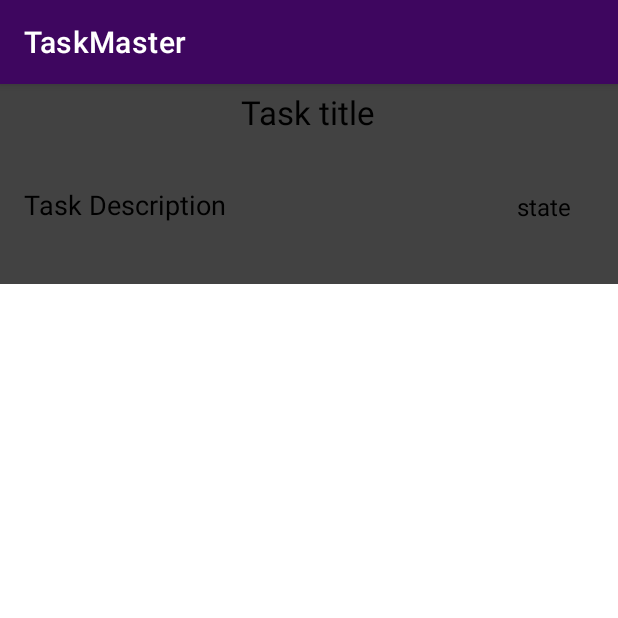
After one commit to ETS-Android2/taskmaster, an Android app: the fragment TaskFragment shown on its own in the app's theme, on a phone screen of 412 x 824 dp, the top half of it. The commit adds this screen. Run offline under Robolectric (Android 15) with nearby library versions, the phone set to English and light mode, and no system bars.

Commit message:
recycler view with some func

```diff
--- a/app/build.gradle
+++ b/app/build.gradle
@@ -28,10 +28,11 @@ android {
 }
 
 dependencies {
-
+    implementation 'com.google.code.gson:gson:2.8.8'
     implementation 'androidx.appcompat:appcompat:1.3.1'
     implementation 'com.google.android.material:material:1.4.0'
     implementation 'androidx.constraintlayout:constraintlayout:2.1.1'
+    implementation 'androidx.legacy:legacy-support-v4:1.0.0'
     testImplementation 'junit:junit:4.+'
     androidTestImplementation 'androidx.test.ext:junit:1.1.3'
     androidTestImplementation 'androidx.test.espresso:espresso-core:3.4.0'
--- a/app/src/main/java/com/example/taskmaster/TaskDetail.java
+++ b/app/src/main/java/com/example/taskmaster/TaskDetail.java
@@ -4,6 +4,7 @@ import androidx.annotation.NonNull;
 import androidx.appcompat.app.ActionBar;
 import androidx.appcompat.app.AppCompatActivity;
 
+import android.content.Context;
 import android.content.SharedPreferences;
 import android.os.Bundle;
 import android.view.MenuItem;
@@ -15,7 +16,7 @@ public class TaskDetail extends AppCompatActivity {
     protected void onCreate(Bundle savedInstanceState) {
         super.onCreate(savedInstanceState);
         setContentView(R.layout.activity_task_detail);
-        SharedPreferences sharedPreferences = getApplication().getSharedPreferences("tasks", MODE_PRIVATE);
+        SharedPreferences sharedPreferences = getApplication().getSharedPreferences("tasks", Context.MODE_PRIVATE);
         TextView textViewTitle = findViewById(R.id.titleDetail);
         TextView textViewDesc = findViewById(R.id.descDetail);
         textViewTitle.setText(sharedPreferences.getString("title", "No title"));
--- /dev/null
+++ b/app/src/main/java/com/example/taskmaster/TaskFragment.java
@@ -0,0 +1,70 @@
+package com.example.taskmaster;
+
+import android.os.Bundle;
+
+import androidx.fragment.app.Fragment;
+
+import android.view.LayoutInflater;
+import android.view.View;
+import android.view.ViewGroup;
+
+/**
+ * A simple {@link Fragment} subclass.
+ * Use the {@link TaskFragment#newInstance} factory method to
+ * create an instance of this fragment.
+ */
+public class TaskFragment extends Fragment {
+
+    // TODO: Rename parameter arguments, choose names that match
+    // the fragment initialization parameters, e.g. ARG_ITEM_NUMBER
+    private static final String ARG_PARAM1 = "title";
+    private static final String ARG_PARAM2 = "desc";
+    private static final String ARG_PARAM3 = "state";
+
+
+    // TODO: Rename and change types of parameters
+    private String mTitle;
+    private String mDesc;
+    private String mState;
+
+    public TaskFragment() {
+        // Required empty public constructor
+    }
+
+    /**
+     * Use this factory method to create a new instance of
+     * this fragment using the provided parameters.
+     *
+     * @param mTitle Parameter 1.
+     * @param mDesc  Parameter 2.
+     * @param mState Parameter 2.
+     * @return A new instance of fragment TaskFragment.
+     */
+    // TODO: Rename and change types and number of parameters
+    public static TaskFragment newInstance(String mTitle, String mDesc, String mState) {
+        TaskFragment fragment = new TaskFragment();
+        Bundle args = new Bundle();
+        args.putString(ARG_PARAM1, mTitle);
+        args.putString(ARG_PARAM2, mDesc);
+        args.putString(ARG_PARAM3, mState);
+        fragment.setArguments(args);
+        return fragment;
+    }
+
+    @Override
+    public void onCreate(Bundle savedInstanceState) {
+        super.onCreate(savedInstanceState);
+        if (getArguments() != null) {
+            mTitle = getArguments().getString(ARG_PARAM1);
+            mDesc = getArguments().getString(ARG_PARAM2);
+            mState = getArguments().getString(ARG_PARAM3);
+        }
+    }
+
+    @Override
+    public View onCreateView(LayoutInflater inflater, ViewGroup container,
+                             Bundle savedInstanceState) {
+        // Inflate the layout for this fragment
+        return inflater.inflate(R.layout.fragment_task, container, false);
+    }
+}
--- /dev/null
+++ b/app/src/main/res/layout/fragment_task.xml
@@ -0,0 +1,67 @@
+<?xml version="1.0" encoding="utf-8"?>
+<FrameLayout xmlns:android="http://schemas.android.com/apk/res/android"
+        xmlns:app="http://schemas.android.com/apk/res-auto"
+        xmlns:tools="http://schemas.android.com/tools"
+        android:layout_width="match_parent"
+        android:layout_height="wrap_content"
+        tools:context=".TaskFragment">
+
+    <androidx.constraintlayout.widget.ConstraintLayout
+            android:background="@color/cardview_dark_background"
+            android:layout_width="match_parent"
+            android:layout_height="135sp">
+
+        <TextView
+                android:id="@+id/titleFragment"
+                android:textColor="?colorOnSecondary"
+                android:gravity="center"
+                android:textSize="22sp"
+                android:text="@string/title"
+                android:layout_width="150dp"
+                android:layout_height="30dp"
+                app:layout_constraintTop_toTopOf="parent"
+                app:layout_constraintStart_toStartOf="parent"
+                app:layout_constraintEnd_toEndOf="parent"
+                android:layout_marginTop="4dp"
+                app:layout_constraintHorizontal_bias="0.498" />
+
+        <TextView
+                android:id="@+id/descFragment"
+                android:textColor="?colorOnSecondary"
+                android:gravity="center_vertical"
+                android:textSize="18sp"
+                android:text="@string/desc"
+                android:layout_width="187dp"
+                android:layout_height="54dp"
+                app:layout_constraintStart_toStartOf="parent"
+                app:layout_constraintTop_toBottomOf="@+id/titleFragment"
+                android:layout_marginStart="16dp"
+                app:layout_constraintBottom_toBottomOf="parent"
+                app:layout_constraintVertical_bias="0.411" />
+
+        <TextView
+                android:id="@+id/stateFragment"
+                android:textColor="?colorOnSecondary"
+                android:gravity="center"
+                android:textSize="16sp"
+                android:text="@string/state"
+                android:layout_width="57dp"
+                android:layout_height="40dp"
+                app:layout_constraintEnd_toEndOf="parent"
+                android:layout_marginTop="16dp"
+                app:layout_constraintHorizontal_bias="0.864"
+                app:layout_constraintStart_toEndOf="@+id/descFragment"
+                app:layout_constraintBottom_toBottomOf="parent"
+                app:layout_constraintVertical_bias="0.578"
+                app:layout_constraintTop_toTopOf="parent" />
+
+        <View
+                android:layout_width="match_parent"
+                android:layout_height="2dp"
+                android:background="#FFFFFF"
+                tools:layout_editor_absoluteX="0dp"
+                app:layout_constraintBottom_toBottomOf="parent" />
+
+    </androidx.constraintlayout.widget.ConstraintLayout>
+
+</FrameLayout>
--- a/app/src/main/res/values/strings.xml
+++ b/app/src/main/res/values/strings.xml
@@ -26,6 +26,9 @@ sapiente officiis modi at sunt excepturi expedita sint? Sed quibusdam</string>
     <string name="second_title">Second Task</string>
     <string name="third_title">Third Task</string>
     <string name="user_s_task">User\'s Task</string>
+    <!-- TODO: Remove or change this placeholder text -->
+    <string name="hello_blank_fragment">Hello blank fragment</string>
+    <string name="state">state</string>
 
 
 </resources>
```
Also changed, not shown: app/src/main/java/com/example/taskmaster/AddTask.java (+33 -2 lines), app/src/main/java/com/example/taskmaster/AllTasks.java (+30 -2 lines), app/src/main/java/com/example/taskmaster/MainActivity.java (+42 -31 lines), app/src/main/java/com/example/taskmaster/Task.java (+22 -1 lines), app/src/main/java/com/example/taskmaster/TaskAdapter.java (added, +77 -0 lines), app/src/main/res/layout/activity_all_task.xml (+12 -12 lines), app/src/main/res/layout/activity_main.xml (+63 -92 lines), 6 other files.
